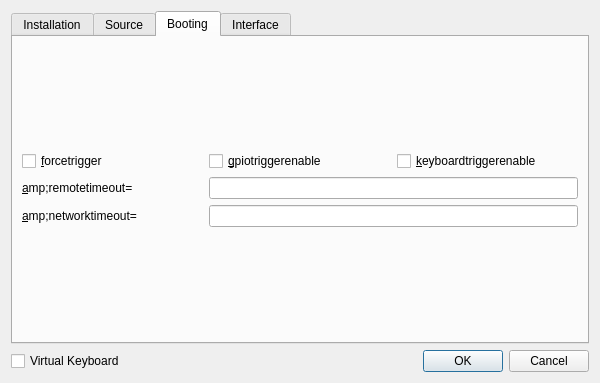
First picture: the form in recovery/optionsdialog.ui, repository procount/pinn, before the edit.
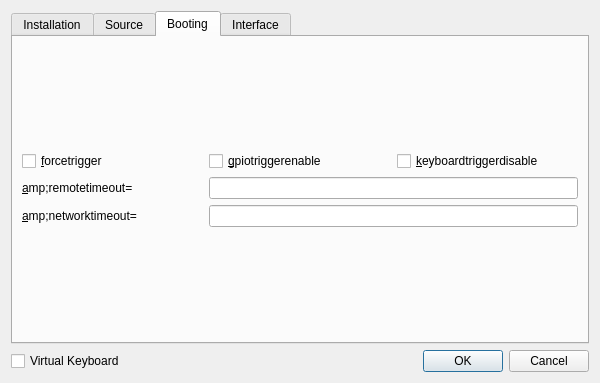
Second picture: the form after the edit. The open tabs and pages were chosen to show the change.

The edit to the form file:
```diff
--- a/recovery/optionsdialog.ui
+++ b/recovery/optionsdialog.ui
@@ -428,7 +428,7 @@
               <string>Prevents a SHIFT keypress from entering Recovery Mode on boot (maybe you have a problematic keyboard which is erroneously triggering every time you boot)</string>
              </property>
              <property name="text">
-              <string>&amp;keyboardtriggerenable</string>
+              <string>&amp;keyboardtriggerdisable</string>
              </property>
             </widget>
            </item>
```
Left out of the diff: 4 changed lines with no effect on the pictures.
